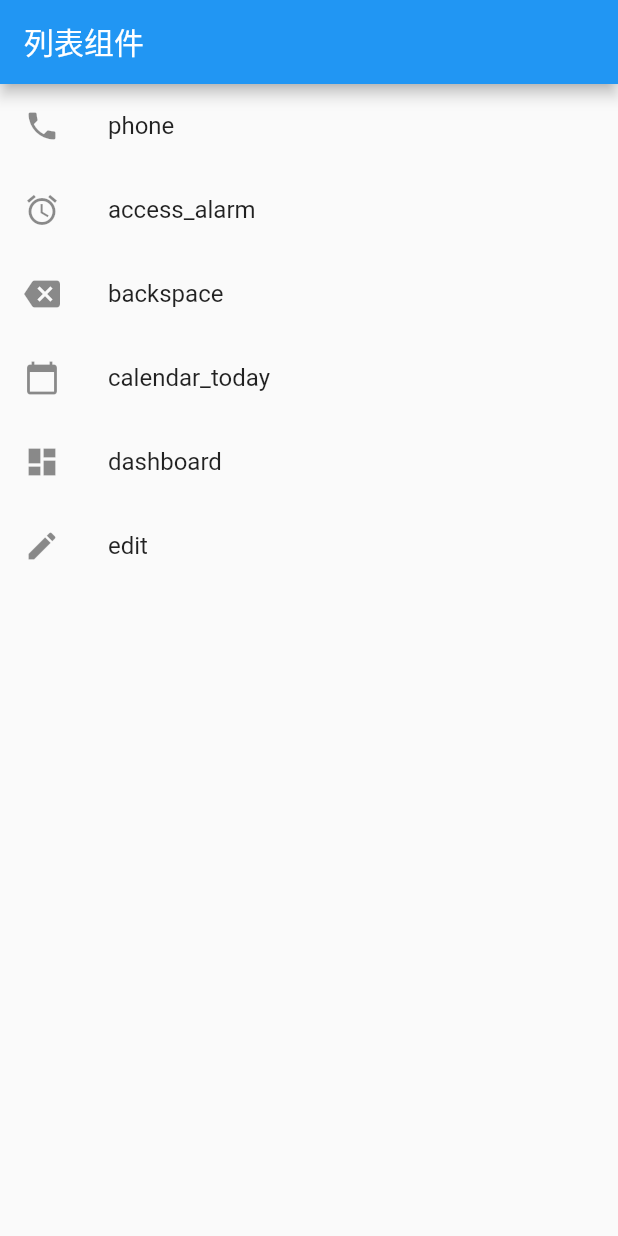
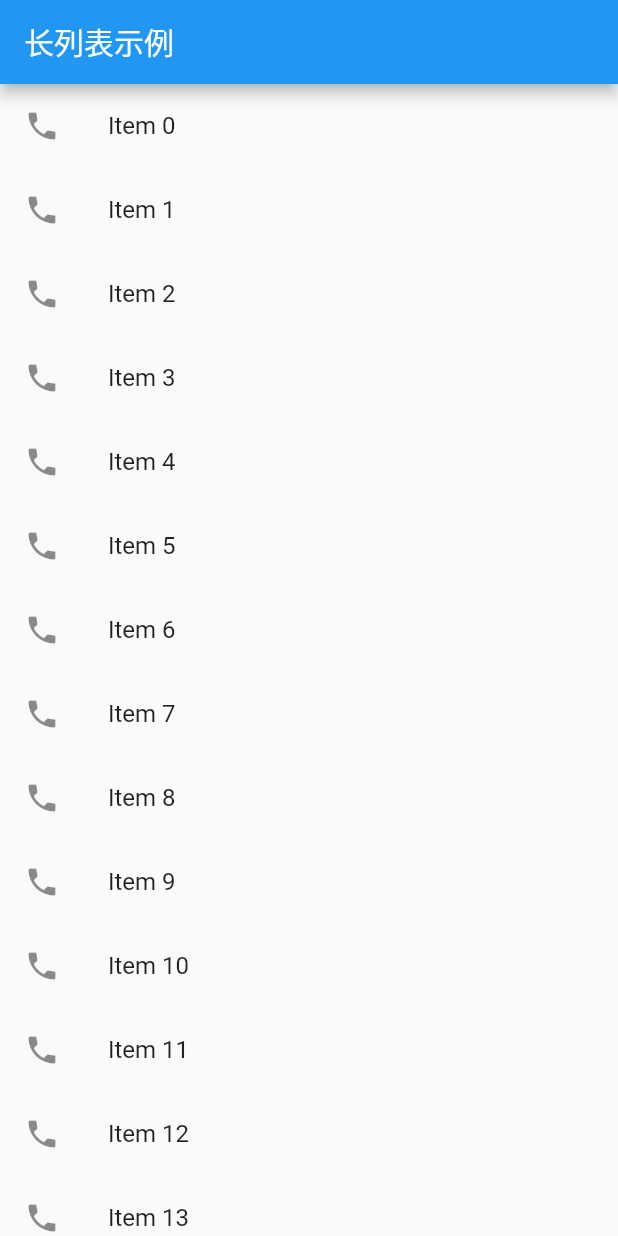
Before and after one commit to zhangjianliu/flutter_demo, a Flutter app: the screen it shows after launch, on a phone screen of 412 x 824 dp. Run offline on Flutter 3.47's test engine with Material 2 defaults, Android fonts, the phone set to English and light mode, and no system bars.

Commit message:
长列表组件

```diff
--- a/flutter_day01/lib/main.dart
+++ b/flutter_day01/lib/main.dart
@@ -1,57 +1,32 @@
 import 'package:flutter/material.dart';
 
-void main() => runApp(myApp());
+void main() =>
+    runApp(new MyApp(items: new List<String>.generate(100, (i) => 'Item $i')));
 
-class myApp extends StatelessWidget {
+class MyApp extends StatelessWidget {
+  // 列表数据采集
+  final List<String> items;
+  MyApp({Key key, @required this.items}) : super(key: key);
   @override
   Widget build(BuildContext context) {
+    final title = '长列表示例 ';
     return MaterialApp(
-      title: '列表组件',
-      home: Scaffold(
-        appBar: AppBar(
-          title: Text('列表组件'),
-        ),
-        body: new ListView(
-          children: <Widget>[
-            ListTile(
-              // 添加图标
-              leading: new Icon(Icons.phone),
-              // 添加文本
-              title: Text('phone'),
-            ),
-            ListTile(
-              // 添加图标
-              leading: new Icon(Icons.access_alarm),
-              // 添加文本
-              title: Text('access_alarm'),
-            ),
-            ListTile(
-              // 添加图标
-              leading: new Icon(Icons.backspace),
-              // 添加文本
-              title: Text('backspace'),
-            ),
-            ListTile(
-              // 添加图标
-              leading: new Icon(Icons.calendar_today),
-              // 添加文本
-              title: Text('calendar_today'),
-            ),
-            ListTile(
-              // 添加图标
-              leading: new Icon(Icons.dashboard),
-              // 添加文本
-              title: Text('dashboard'),
-            ),
-            ListTile(
-              // 添加图标
-              leading: new Icon(Icons.edit),
-              // 添加文本
-              title: Text('edit'),
-            ),
-          ],
-        ),
-      ),
-    );
+        title: title,
+        home: Scaffold(
+          appBar: AppBar(
+            title: Text(title),
+          ),
+          body: Container(
+            child: ListView.builder(
+                //列表长度
+                itemCount: items.length,
+                // 列表项构造器
+                itemBuilder: (context, index) {
+                  return new ListTile(
+                      leading: new Icon(Icons.phone),
+                      title: new Text('${items[index]}'));
+                }),
+          ),
+        ));
   }
 }
```
